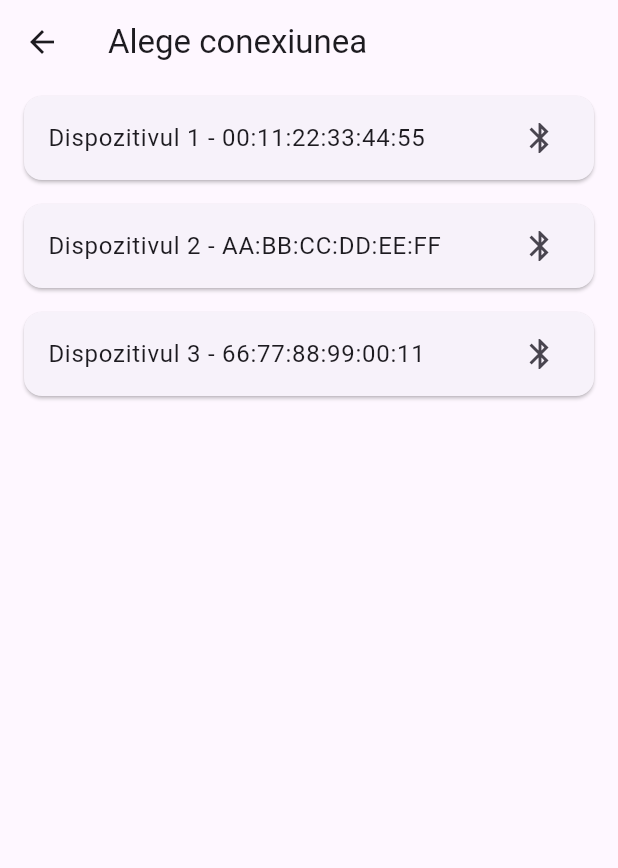
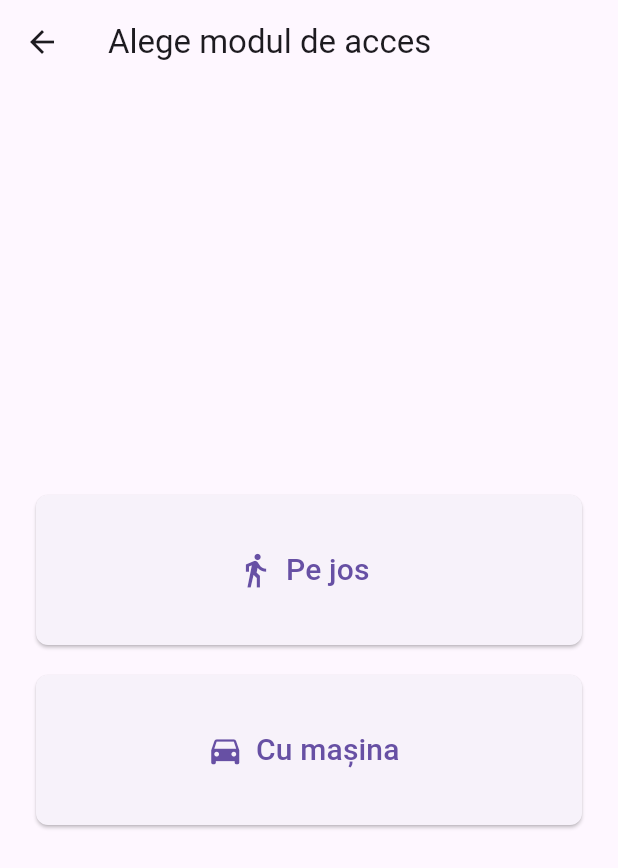
Before and after one commit to davidstana1/access-faculty-project, a Flutter app: the RequestAccessPage screen opened directly, after a tap on "Solicita accesul", on a phone screen of 412 x 824 dp. Shown: the top 868 px of the screen. Run offline on Flutter 3.47's test engine with Material 3 defaults, Android fonts, the phone set to English and light mode, and no system bars.

Commit message:
Comunicare mobile -> web, mobile -> esp; modificare butoane; folder services cu fisiere de servicii; redenumire bluetooth_selection_page -> connection_selection_page

```diff
--- a/mobile-app/lib/pages/bluetooth_selection_page.dart
+++ /dev/null
@@ -1,57 +0,0 @@
-import 'package:flutter/material.dart';
-import 'access_pending_page.dart';
-
-
-class BluetoothSelectionPage extends StatelessWidget {
-  const BluetoothSelectionPage({super.key});
-
-  @override
-  Widget build(BuildContext context) {
-    // Dispozitive Bluetooth fictive
-    final List<String> devices = [
-      "Dispozitivul 1 - 00:11:22:33:44:55",
-      "Dispozitivul 2 - AA:BB:CC:DD:EE:FF",
-      "Dispozitivul 3 - 66:77:88:99:00:11",
-    ];
-
-    return Scaffold(
-      appBar: AppBar(
-        title: const Text("Alege conexiunea"),
-      ),
-      body: ListView.builder(
-        itemCount: devices.length,
-        itemBuilder: (context, index) {
-          return Card(
-            margin: const EdgeInsets.symmetric(horizontal: 16, vertical: 8),
-            child: ListTile(
-              title: Text(devices[index]),
-              trailing: const Icon(Icons.bluetooth),
-              onTap: () {
-                // Navighează spre pagina următoare (pagina 5)
-                Navigator.push(
-                  context,
-                  MaterialPageRoute(
-                    builder: (context) => const AccessPendingPage(),
-                  ),
-                );
-              },
-            ),
-          );
-        },
-      ),
-    );
-  }
-}
-
-// Pagină temporară pentru pasul următor
-class PlaceholderPage extends StatelessWidget {
-  const PlaceholderPage({super.key});
-
-  @override
-  Widget build(BuildContext context) {
-    return Scaffold(
-      appBar: AppBar(title: const Text("Conectare...")),
-      body: const Center(child: Text("Simulare pagina 5")),
-    );
-  }
-}
--- /dev/null
+++ b/mobile-app/lib/pages/connection_selection_page.dart
@@ -0,0 +1,124 @@
+import 'package:acccess_guard/pages/request_access_page.dart';
+import 'package:flutter/material.dart';
+import 'package:http/http.dart' as http;
+import 'package:acccess_guard/services/send_service_esp.dart';
+import 'access_pending_page.dart';
+import 'package:acccess_guard/services/send_service_web.dart';
+
+
+class ConecctionSelectionPage extends StatelessWidget {
+  const ConecctionSelectionPage({super.key});
+
+  Future<void> _onFootPressed(BuildContext context) async {
+    // TODO: Adaugă logica pentru „Pe jos”
+
+    await sendDataToWeb(context);
+
+    // Navighează spre pagina AccessPendingPage
+    Navigator.push(
+      context,
+      MaterialPageRoute(builder: (context) => const AccessPendingPage()),
+    );
+
+    // Așteaptă 3 secunde
+    await Future.delayed(const Duration(seconds: 3));
+
+    // Revine la pagina principala
+    Navigator.push(
+      context,
+      MaterialPageRoute(
+        builder: (context) => const RequestAccessPage(),
+      ),
+    );
+
+    ScaffoldMessenger.of(context).showSnackBar(
+      const SnackBar(content: Text('Mod selectat: Pe jos')),
+    );
+
+    // Navighează spre o altă pagină dacă vrei:
+    // Navigator.push(context, MaterialPageRoute(builder: (_) => const SomeOtherPage()));
+  }
+
+  Future<void> _byCarPressed(BuildContext context) async {
+    // TODO: Adaugă logica pentru „Cu mașina”
+
+    await sendDataToEsp(context); // trimite cererea
+
+    // Navighează spre pagina AccessPendingPage
+    Navigator.push(
+      context,
+      MaterialPageRoute(builder: (context) => const AccessPendingPage()),
+    );
+
+    // Așteaptă 3 secunde
+    await Future.delayed(const Duration(seconds: 3));
+
+    // Revine la pagina principala
+    Navigator.push(
+      context,
+      MaterialPageRoute(
+        builder: (context) => const RequestAccessPage(),
+      ),
+    );
+
+    ScaffoldMessenger.of(context).showSnackBar(
+      const SnackBar(content: Text('Mod selectat: Cu mașina')),
+    );
+  }
+
+  @override
+  Widget build(BuildContext context) {
+    return Scaffold(
+      appBar: AppBar(
+        title: const Text("Alege modul de acces"),
+      ),
+      body: Padding(
+        padding: const EdgeInsets.all(24.0),
+        child: Column(
+          mainAxisAlignment: MainAxisAlignment.center,
+          children: [
+            ElevatedButton.icon(
+              onPressed: () => _onFootPressed(context),
+              icon: const Icon(
+                  Icons.directions_walk,
+                  size: 25,
+              ),
+              label: const Text(
+                  "Pe jos",
+                  style: TextStyle(
+                    fontSize: 20,
+                  ),
+              ),
+              style: ElevatedButton.styleFrom(
+                minimumSize: const Size.fromHeight(100),
+                shape: RoundedRectangleBorder(
+                  borderRadius: BorderRadius.circular(8),
+                ),
+              ),
+            ),
+            const SizedBox(height: 20),
+            ElevatedButton.icon(
+              onPressed: () => _byCarPressed(context),
+              icon: const Icon(
+                  Icons.directions_car,
+                  size: 25,
+              ),
+              label: const Text(
+                  "Cu mașina",
+                  style: TextStyle(
+                    fontSize: 20
+                  ),
+              ),
+              style: ElevatedButton.styleFrom(
+                minimumSize: const Size.fromHeight(100),
+                shape: RoundedRectangleBorder(
+                  borderRadius: BorderRadius.circular(8),
+                ),
+              ),
+            ),
+          ],
+        ),
+      ),
+    );
+  }
+}
--- a/mobile-app/lib/pages/request_access_page.dart
+++ b/mobile-app/lib/pages/request_access_page.dart
@@ -1,6 +1,6 @@
 import 'package:flutter/material.dart';
 import 'access_history_page.dart';
-import 'bluetooth_selection_page.dart';
+import 'connection_selection_page.dart';
 
 class RequestAccessPage extends StatelessWidget {
   const RequestAccessPage({super.key});
@@ -45,11 +45,22 @@ class RequestAccessPage extends StatelessWidget {
                     Navigator.push(
                       context,
                       MaterialPageRoute(
-                        builder: (context) => const BluetoothSelectionPage(),
+                        builder: (context) => const ConecctionSelectionPage(),
                       ),
                     );
                   },
-                  child: const Text("Solicita accesul"),
+                  child: const Text(
+                      "Solicita accesul",
+                      style: TextStyle(
+                        fontSize: 30
+                      ),
+                  ),
+                  style: ElevatedButton.styleFrom(
+                      minimumSize: const Size.fromHeight(100),
+                      shape: RoundedRectangleBorder(
+                        borderRadius: BorderRadius.circular(8),
+                      ),
+                  ),
                 ),
               ),
             ],
--- a/mobile-app/pubspec.yaml
+++ b/mobile-app/pubspec.yaml
@@ -30,7 +30,7 @@ environment:
 dependencies:
   flutter:
     sdk: flutter
-
+  http: ^1.2.1
   # The following adds the Cupertino Icons font to your application.
   # Use with the CupertinoIcons class for iOS style icons.
   cupertino_icons: ^1.0.8
```
Also changed, not shown: mobile-app/lib/services/send_service_esp.dart (added, +33 -0 lines), mobile-app/lib/services/send_service_web.dart (added, +28 -0 lines), mobile-app/lib/services/get_service_esp.dart (added), mobile-app/lib/services/get_service_web.dart (added), mobile-app/pubspec.lock.
